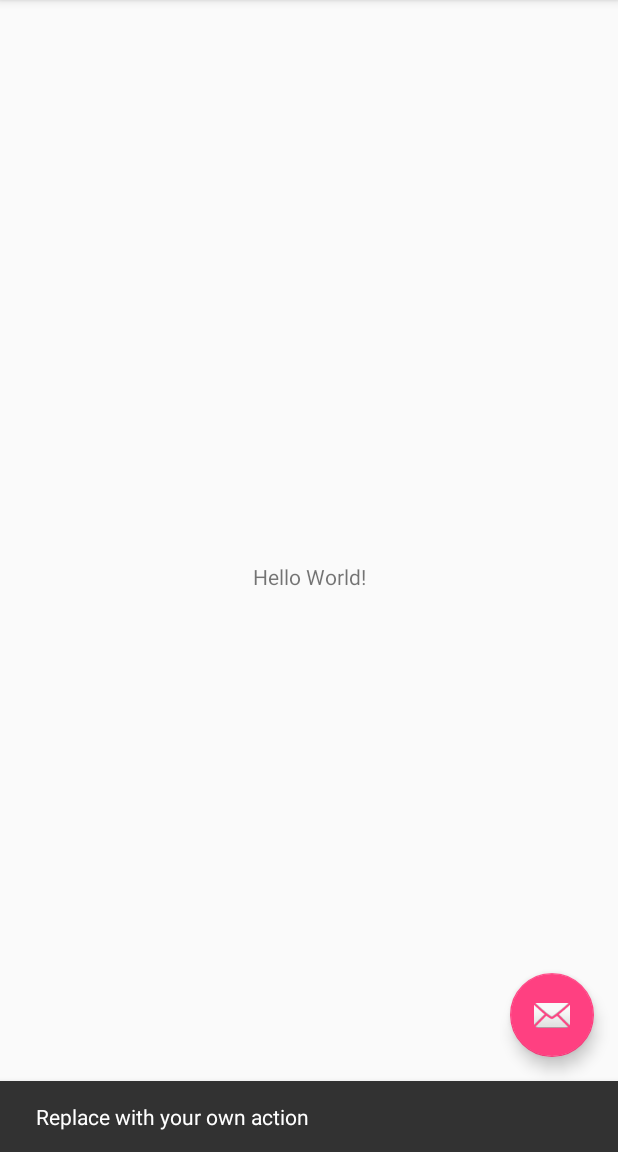
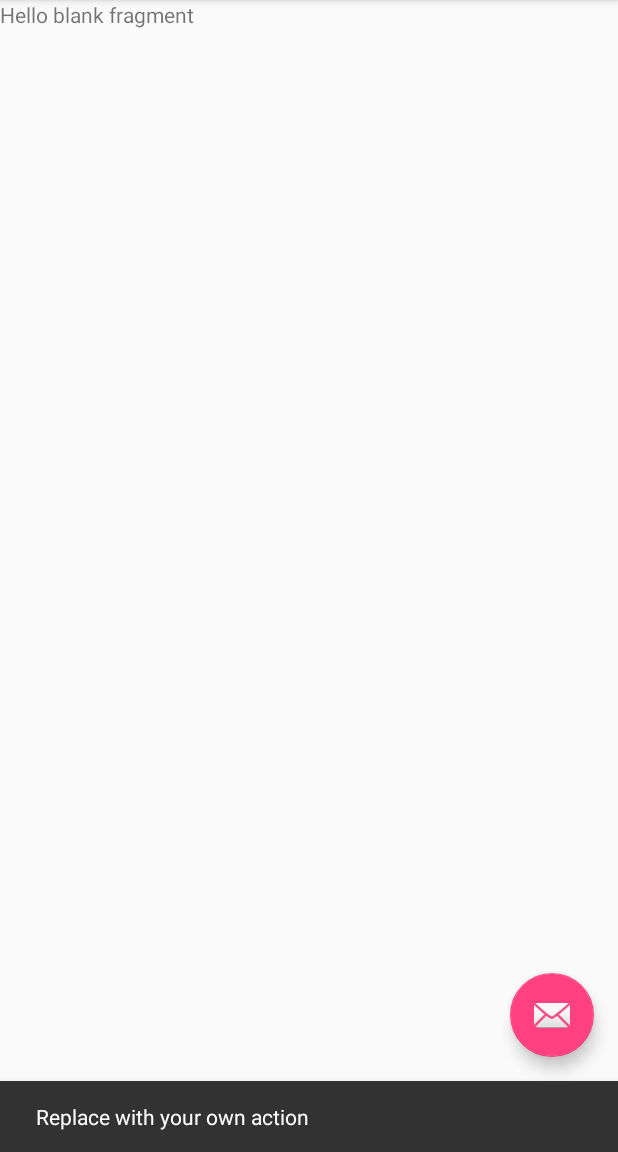
Before and after one commit to dmuffler/TCSS_450_App, an Android app: the screen it shows after launch (MainActivity), after a tap on an icon or button, on a phone screen of 412 x 824 dp, the part 84-1236 px from its top. Run offline under Robolectric (Android 15) with nearby library versions, the phone set to English and light mode, and no system bars.

Commit message:
Test commit - added home frag

```diff
--- a/SmartConvert/app/build.gradle
+++ b/SmartConvert/app/build.gradle
@@ -27,5 +27,6 @@ dependencies {
     compile 'com.android.support:appcompat-v7:26.+'
     compile 'com.android.support:design:26.+'
     compile 'com.android.support.constraint:constraint-layout:1.0.2'
+    compile 'com.android.support:support-v4:26.+'
     testCompile 'junit:junit:4.12'
 }
--- a/SmartConvert/app/src/main/java/group6/tcss450/uw/edu/smartconvert/MainActivity.java
+++ b/SmartConvert/app/src/main/java/group6/tcss450/uw/edu/smartconvert/MainActivity.java
@@ -22,6 +22,10 @@ public class MainActivity extends AppCompatActivity
         setContentView(R.layout.activity_main);
         Toolbar toolbar = (Toolbar) findViewById(R.id.toolbar);
         setSupportActionBar(toolbar);
+
+        getSupportFragmentManager().beginTransaction()
+                .add(R.id.main_container, new StartFrag())
+                .commit();
 
         FloatingActionButton fab = (FloatingActionButton) findViewById(R.id.fab);
         fab.setOnClickListener(new View.OnClickListener() {
--- /dev/null
+++ b/SmartConvert/app/src/main/java/group6/tcss450/uw/edu/smartconvert/StartFrag.java
@@ -0,0 +1,72 @@
+package group6.tcss450.uw.edu.smartconvert;
+
+import android.content.Context;
+import android.net.Uri;
+import android.os.Bundle;
+import android.support.v4.app.Fragment;
+import android.view.LayoutInflater;
+import android.view.View;
+import android.view.ViewGroup;
+
+
+/**
+ * A simple {@link Fragment} subclass.
+ * Activities that contain this fragment must implement the
+ * {@link StartFrag.OnFragmentInteractionListener} interface
+ * to handle interaction events.
+ */
+public class StartFrag extends Fragment {
+
+    private OnFragmentInteractionListener mListener;
+
+    public StartFrag() {
+        // Required empty public constructor
+    }
+
+
+    @Override
+    public View onCreateView(LayoutInflater inflater, ViewGroup container,
+                             Bundle savedInstanceState) {
+        // Inflate the layout for this fragment
+        return inflater.inflate(R.layout.fragment_start, container, false);
+    }
+
+    /*// TODO: Rename method, update argument and hook method into UI event
+    public void onButtonPressed(Uri uri) {
+        if (mListener != null) {
+            mListener.onFragmentInteraction(uri);
+        }
+    }
+
+    @Override
+    public void onAttach(Context context) {
+        super.onAttach(context);
+        if (context instanceof OnFragmentInteractionListener) {
+            mListener = (OnFragmentInteractionListener) context;
+        } else {
+            throw new RuntimeException(context.toString()
+                    + " must implement OnFragmentInteractionListener");
+        }
+    }
+
+    @Override
+    public void onDetach() {
+        super.onDetach();
+        mListener = null;
+    }*/
+
+    /**
+     * This interface must be implemented by activities that contain this
+     * fragment to allow an interaction in this fragment to be communicated
+     * to the activity and potentially other fragments contained in that
+     * activity.
+     * <p>
+     * See the Android Training lesson <a href=
+     * "http://developer.android.com/training/basics/fragments/communicating.html"
+     * >Communicating with Other Fragments</a> for more information.
+     */
+    public interface OnFragmentInteractionListener {
+        // TODO: Update argument type and name
+        void onFragmentInteraction(Uri uri);
+    }
+}
--- a/SmartConvert/app/src/main/res/layout/content_main.xml
+++ b/SmartConvert/app/src/main/res/layout/content_main.xml
@@ -1,20 +1,12 @@
 <?xml version="1.0" encoding="utf-8"?>
-<android.support.constraint.ConstraintLayout xmlns:android="http://schemas.android.com/apk/res/android"
+<FrameLayout xmlns:android="http://schemas.android.com/apk/res/android"
     xmlns:app="http://schemas.android.com/apk/res-auto"
     xmlns:tools="http://schemas.android.com/tools"
+    android:id="@+id/main_container"
     android:layout_width="match_parent"
     android:layout_height="match_parent"
     app:layout_behavior="@string/appbar_scrolling_view_behavior"
     tools:context="group6.tcss450.uw.edu.smartconvert.MainActivity"
     tools:showIn="@layout/app_bar_main">
 
-    <TextView
-        android:layout_width="wrap_content"
-        android:layout_height="wrap_content"
-        android:text="Hello World!"
-        app:layout_constraintBottom_toBottomOf="parent"
-        app:layout_constraintLeft_toLeftOf="parent"
-        app:layout_constraintRight_toRightOf="parent"
-        app:layout_constraintTop_toTopOf="parent" />
-
-</android.support.constraint.ConstraintLayout>
+</FrameLayout>
--- /dev/null
+++ b/SmartConvert/app/src/main/res/layout/fragment_start.xml
@@ -0,0 +1,13 @@
+<FrameLayout xmlns:android="http://schemas.android.com/apk/res/android"
+    xmlns:tools="http://schemas.android.com/tools"
+    android:layout_width="match_parent"
+    android:layout_height="match_parent"
+    tools:context="group6.tcss450.uw.edu.smartconvert.StartFrag">
+
+    <!-- TODO: Update blank fragment layout -->
+    <TextView
+        android:layout_width="match_parent"
+        android:layout_height="match_parent"
+        android:text="@string/hello_blank_fragment" />
+
+</FrameLayout>
--- a/SmartConvert/app/src/main/res/values/strings.xml
+++ b/SmartConvert/app/src/main/res/values/strings.xml
@@ -5,4 +5,7 @@
     <string name="navigation_drawer_close">Close navigation drawer</string>
 
     <string name="action_settings">Settings</string>
+
+    <!-- TODO: Remove or change this placeholder text -->
+    <string name="hello_blank_fragment">Hello blank fragment</string>
 </resources>
```
